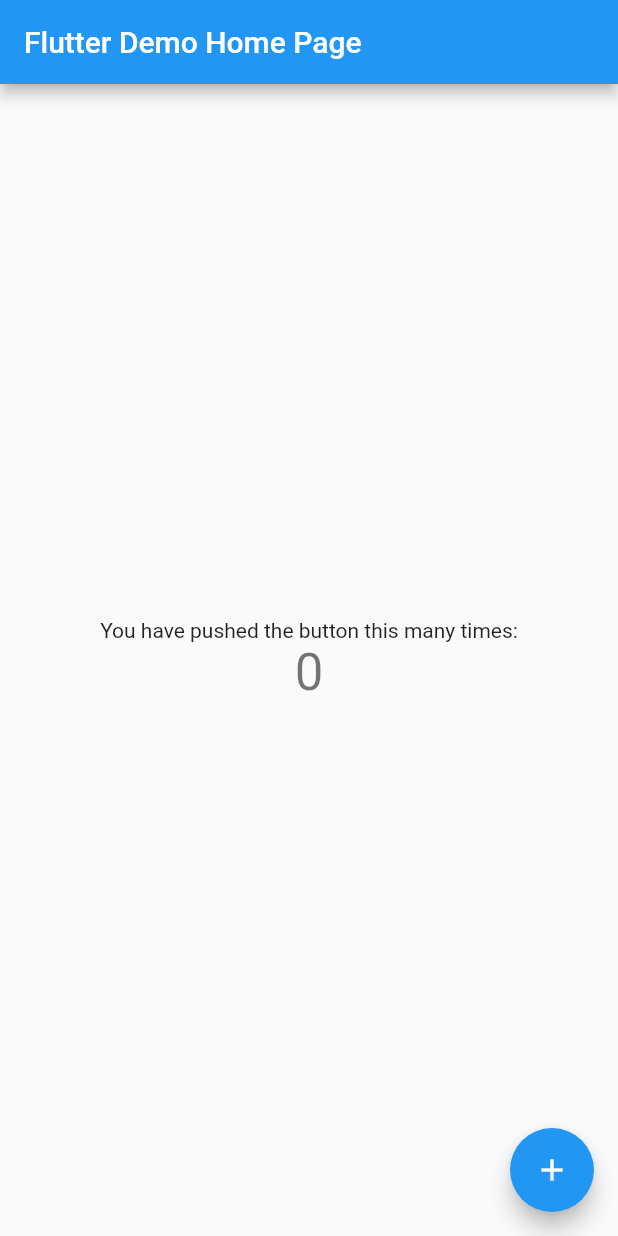
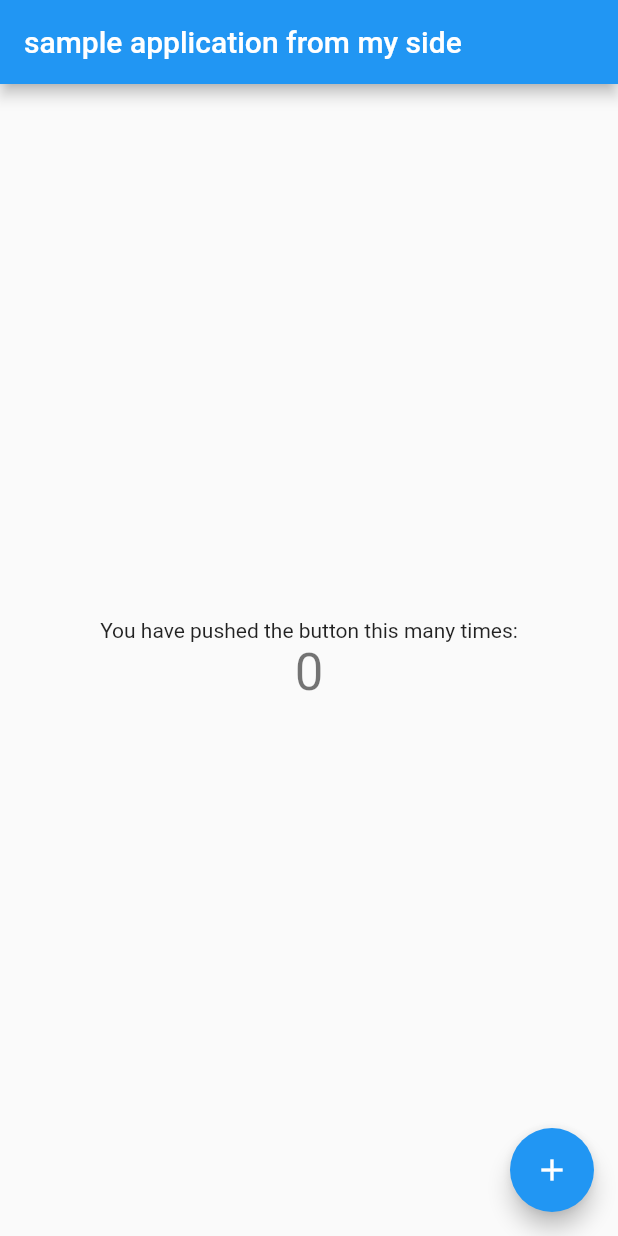
Before and after one commit to digitalraiz/myapps, a Flutter app: the screen it shows after launch, on a phone screen of 412 x 824 dp. Run offline on Flutter 3.47's test engine with Material 2 defaults, Android fonts, the phone set to English and light mode, and no system bars.

Commit message:
First flutter app push to git commit test 2

```diff
--- a/lib/main.dart
+++ b/lib/main.dart
@@ -24,7 +24,7 @@ class MyApp extends StatelessWidget {
         // is not restarted.
         primarySwatch: Colors.blue,
       ),
-      home: const MyHomePage(title: 'Flutter Demo Home Page'),
+      home: const MyHomePage(title: 'sample application from my side'),
     );
   }
 }
```
